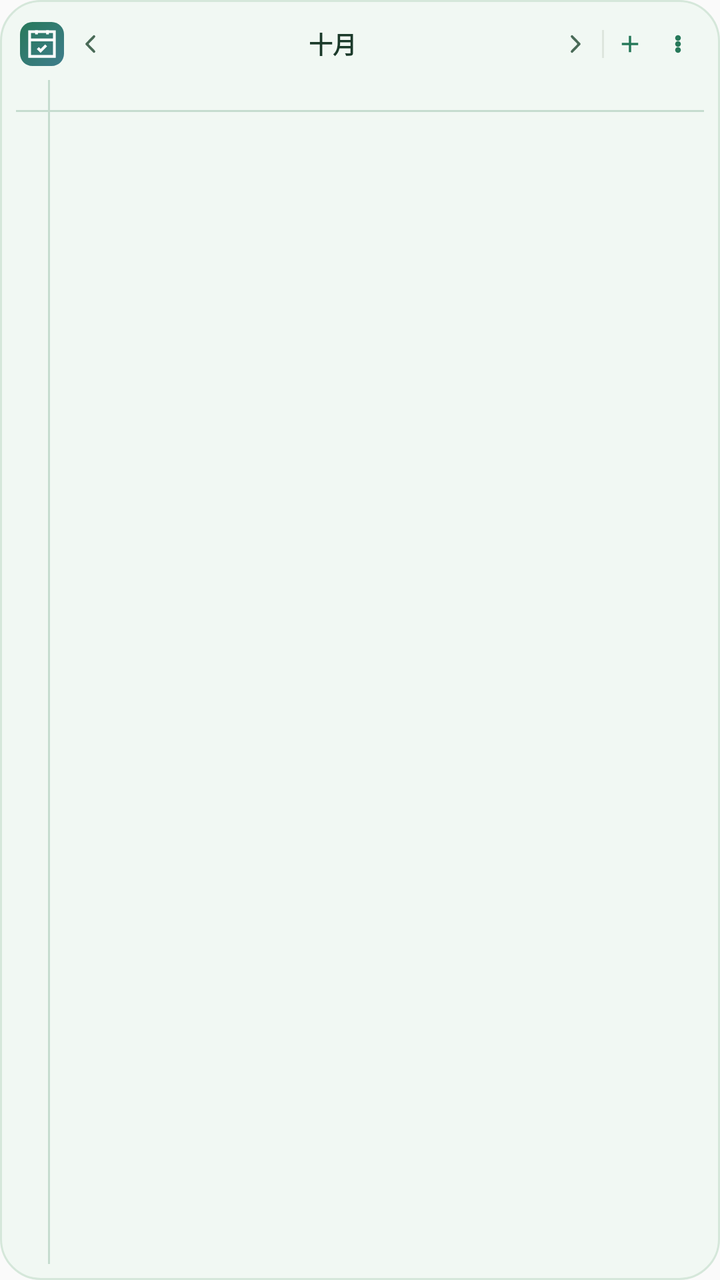
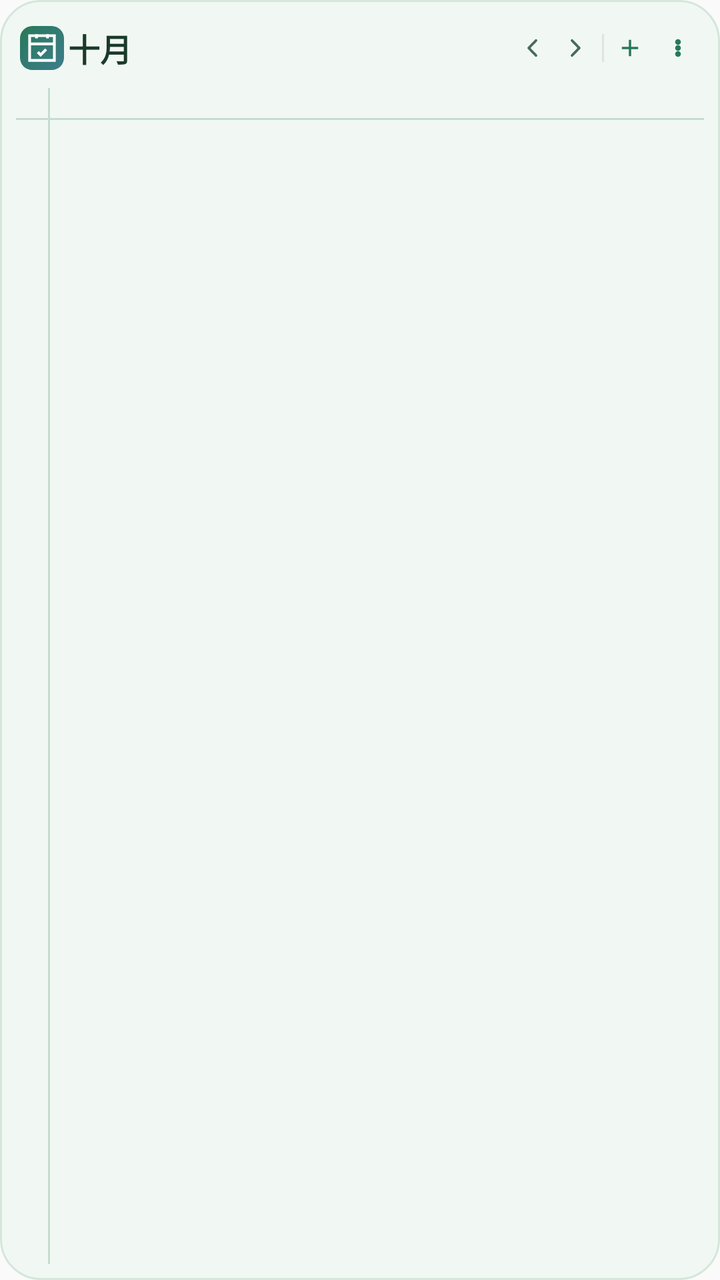

The first picture is an Android layout as it rendered before a commit; the second is the same layout after the commit. The layout source and the unified diff follow.
<!-- AndroidManifest.xml: application theme AppTheme -->
<!-- res/layout/widget_schedule.xml -->
<?xml version="1.0" encoding="utf-8"?>
<LinearLayout xmlns:android="http://schemas.android.com/apk/res/android"
    android:id="@+id/widget_root"
    android:layout_width="match_parent"
    android:layout_height="match_parent"
    android:background="@drawable/widget_bg"
    android:orientation="vertical"
    android:padding="8dp">

    
    <LinearLayout
        android:layout_width="match_parent"
        android:layout_height="28dp"
        android:gravity="center_vertical"
        android:orientation="horizontal">

        <ImageView
            android:id="@+id/iv_logo"
            android:layout_width="26dp"
            android:layout_height="26dp"
            android:contentDescription="回到今天"
            android:padding="2dp"
            android:src="@drawable/ic_widget_logo" />

        <ImageView
            android:id="@+id/btn_prev_month"
            android:layout_width="22dp"
            android:layout_height="22dp"
            android:contentDescription="上一周"
            android:padding="4dp"
            android:src="@drawable/ic_chevron_left" />

        <TextView
            android:id="@+id/tv_month"
            android:layout_width="0dp"
            android:layout_height="22dp"
            android:layout_weight="1"
            android:gravity="center"
            android:text="十月"
            android:textColor="#1B3A2A"
            android:textSize="12sp"
            android:textStyle="bold" />

        <ImageView
            android:id="@+id/btn_next_month"
            android:layout_width="22dp"
            android:layout_height="22dp"
            android:contentDescription="下一周"
            android:padding="4dp"
            android:src="@drawable/ic_chevron_right" />

        <TextView
            android:layout_width="1dp"
            android:layout_height="14dp"
            android:layout_marginLeft="2dp"
            android:layout_marginRight="2dp"
            android:background="#DDE5DD"
            android:text="" />

        <ImageView
            android:id="@+id/btn_add"
            android:layout_width="22dp"
            android:layout_height="22dp"
            android:contentDescription="新建任务"
            android:padding="4dp"
            android:src="@drawable/ic_plus" />

        <ImageView
            android:id="@+id/btn_settings"
            android:layout_width="26dp"
            android:layout_height="26dp"
            android:contentDescription="小组件设置"
            android:padding="4dp"
            android:src="@drawable/ic_more" />
    </LinearLayout>

    
    <LinearLayout
        android:id="@+id/date_strip"
        android:layout_width="match_parent"
        android:layout_height="wrap_content"
        android:layout_marginTop="2dp"
        android:orientation="horizontal" />

    
    <LinearLayout
        android:id="@+id/habit_rows"
        android:layout_width="match_parent"
        android:layout_height="wrap_content"
        android:layout_marginTop="3dp"
        android:background="#E7F3EA"
        android:orientation="vertical"
        android:padding="2dp"
        android:visibility="gone" />

    
    <LinearLayout
        android:id="@+id/panel"
        android:layout_width="match_parent"
        android:layout_height="0dp"
        android:layout_marginTop="2dp"
        android:layout_weight="1"
        android:orientation="vertical">

        
        <LinearLayout
            android:layout_width="match_parent"
            android:layout_height="15dp"
            android:orientation="horizontal">

            <TextView
                android:layout_width="16dp"
                android:layout_height="match_parent"
                android:text="" />

            <TextView
                android:layout_width="1dp"
                android:layout_height="match_parent"
                android:background="#C6DCCF"
                android:text="" />

            <LinearLayout
                android:id="@+id/untimed_bar"
                android:layout_width="0dp"
                android:layout_height="match_parent"
                android:layout_weight="1"
                android:gravity="center_vertical"
                android:orientation="horizontal" />
        </LinearLayout>

        
        <TextView
            android:layout_width="match_parent"
            android:layout_height="1dp"
            android:background="#C6DCCF"
            android:text="" />

        
        <LinearLayout
            android:layout_width="match_parent"
            android:layout_height="0dp"
            android:layout_weight="1"
            android:orientation="horizontal">

            <LinearLayout
                android:id="@+id/tl_scale"
                android:layout_width="16dp"
                android:layout_height="match_parent"
                android:orientation="vertical" />

            
            <TextView
                android:layout_width="1dp"
                android:layout_height="match_parent"
                android:background="#C6DCCF"
                android:text="" />

            <FrameLayout
                android:id="@+id/tl_frame"
                android:layout_width="0dp"
                android:layout_height="match_parent"
                android:layout_weight="1">

                <LinearLayout
                    android:id="@+id/tl_grid"
                    android:layout_width="match_parent"
                    android:layout_height="match_parent"
                    android:orientation="vertical" />

                
                <LinearLayout
                    android:id="@+id/tl_now"
                    android:layout_width="match_parent"
                    android:layout_height="match_parent"
                    android:orientation="vertical" />

                
                <LinearLayout
                    android:id="@+id/tl_tasks"
                    android:layout_width="match_parent"
                    android:layout_height="match_parent"
                    android:orientation="vertical" />
            </FrameLayout>
        </LinearLayout>
    </LinearLayout>

    
    <TextView
        android:id="@+id/tv_footer"
        android:layout_width="match_parent"
        android:layout_height="wrap_content"
        android:layout_marginTop="2dp"
        android:gravity="center"
        android:text=""
        android:textColor="#6B8574"
        android:textSize="9sp"
        android:visibility="gone" />
</LinearLayout>
<!-- resources referenced by this layout -->
<resources>
  <!-- drawable ic_chevron_left (drawable) -->
  <?xml version="1.0" encoding="utf-8"?>
  <vector xmlns:android="http://schemas.android.com/apk/res/android"
      android:width="24dp"
      android:height="24dp"
      android:viewportWidth="24"
      android:viewportHeight="24">
      <path
          android:pathData="M15.4,5.6 L9.2,12 L15.4,18.4"
          android:strokeColor="#4A6B58"
          android:strokeWidth="2.2"
          android:strokeLineCap="round"
          android:strokeLineJoin="round" />
  </vector>
  <!-- drawable ic_chevron_right (drawable) -->
  <?xml version="1.0" encoding="utf-8"?>
  <vector xmlns:android="http://schemas.android.com/apk/res/android"
      android:width="24dp"
      android:height="24dp"
      android:viewportWidth="24"
      android:viewportHeight="24">
      <path
          android:pathData="M8.6,5.6 L14.8,12 L8.6,18.4"
          android:strokeColor="#4A6B58"
          android:strokeWidth="2.2"
          android:strokeLineCap="round"
          android:strokeLineJoin="round" />
  </vector>
  <!-- drawable ic_more (drawable) -->
  <?xml version="1.0" encoding="utf-8"?>
  <vector xmlns:android="http://schemas.android.com/apk/res/android"
      android:width="24dp"
      android:height="24dp"
      android:viewportHeight="24"
      android:viewportWidth="24">
      <path
          android:fillColor="#27795A"
          android:pathData="M12,8m-1.9,0a1.9,1.9 0 1,0 3.8,0a1.9,1.9 0 1,0 -3.8,0" />
      <path
          android:fillColor="#27795A"
          android:pathData="M12,12m-1.9,0a1.9,1.9 0 1,0 3.8,0a1.9,1.9 0 1,0 -3.8,0" />
      <path
          android:fillColor="#27795A"
          android:pathData="M12,16m-1.9,0a1.9,1.9 0 1,0 3.8,0a1.9,1.9 0 1,0 -3.8,0" />
  </vector>
  <!-- drawable ic_plus (drawable) -->
  <?xml version="1.0" encoding="utf-8"?>
  <vector xmlns:android="http://schemas.android.com/apk/res/android"
      android:width="24dp"
      android:height="24dp"
      android:viewportWidth="24"
      android:viewportHeight="24">
      <path
          android:fillColor="#27795A"
          android:pathData="M11,5 L11,11 L5,11 L5,13 L11,13 L11,19 L13,19 L13,13 L19,13 L19,11 L13,11 L13,5 Z" />
  </vector>
  <!-- drawable widget_bg (drawable) -->
  <?xml version="1.0" encoding="utf-8"?>
  <shape xmlns:android="http://schemas.android.com/apk/res/android"
      android:shape="rectangle">
      <solid android:color="#F1F8F3" />
      <corners android:radius="20dp" />
      <stroke android:width="1dp" android:color="#D5E7DA" />
  </shape>
  <style name="AppTheme" parent="Theme.AppCompat.Light.DarkActionBar">
          
          <item name="colorPrimary">@color/colorPrimary</item>
          <item name="colorPrimaryDark">@color/colorPrimaryDark</item>
          <item name="colorAccent">@color/colorAccent</item>
      </style>
  <!-- unchanged entries left out for length: 1 -->
</resources>

<!-- the commit's change to res/layout/widget_schedule.xml (unified diff, before → after) -->
@@ -10,7 +10,7 @@
     
     <LinearLayout
         android:layout_width="match_parent"
-        android:layout_height="28dp"
+        android:layout_height="32dp"
         android:gravity="center_vertical"
         android:orientation="horizontal">
 
@@ -22,32 +22,41 @@
             android:padding="2dp"
             android:src="@drawable/ic_widget_logo" />
 
-        <ImageView
-            android:id="@+id/btn_prev_month"
-            android:layout_width="22dp"
-            android:layout_height="22dp"
-            android:contentDescription="上一周"
-            android:padding="4dp"
-            android:src="@drawable/ic_chevron_left" />
-
-        <TextView
-            android:id="@+id/tv_month"
+        
+        <LinearLayout
             android:layout_width="0dp"
-            android:layout_height="22dp"
+            android:layout_height="match_parent"
             android:layout_weight="1"
-            android:gravity="center"
-            android:text="十月"
-            android:textColor="#1B3A2A"
-            android:textSize="12sp"
-            android:textStyle="bold" />
-
-        <ImageView
-            android:id="@+id/btn_next_month"
-            android:layout_width="22dp"
-            android:layout_height="22dp"
-            android:contentDescription="下一周"
-            android:padding="4dp"
-            android:src="@drawable/ic_chevron_right" />
+            android:gravity="center_vertical"
+            android:orientation="horizontal">
+
+            <TextView
+                android:id="@+id/tv_month"
+                android:layout_width="0dp"
+                android:layout_height="wrap_content"
+                android:layout_weight="1"
+                android:gravity="start|center_vertical"
+                android:text="十月"
+                android:textColor="#1B3A2A"
+                android:textSize="16sp"
+                android:textStyle="bold" />
+
+            <ImageView
+                android:id="@+id/btn_prev_month"
+                android:layout_width="22dp"
+                android:layout_height="22dp"
+                android:contentDescription="上一周"
+                android:padding="4dp"
+                android:src="@drawable/ic_chevron_left" />
+
+            <ImageView
+                android:id="@+id/btn_next_month"
+                android:layout_width="22dp"
+                android:layout_height="22dp"
+                android:contentDescription="下一周"
+                android:padding="4dp"
+                android:src="@drawable/ic_chevron_right" />
+        </LinearLayout>
 
         <TextView
             android:layout_width="1dp"
